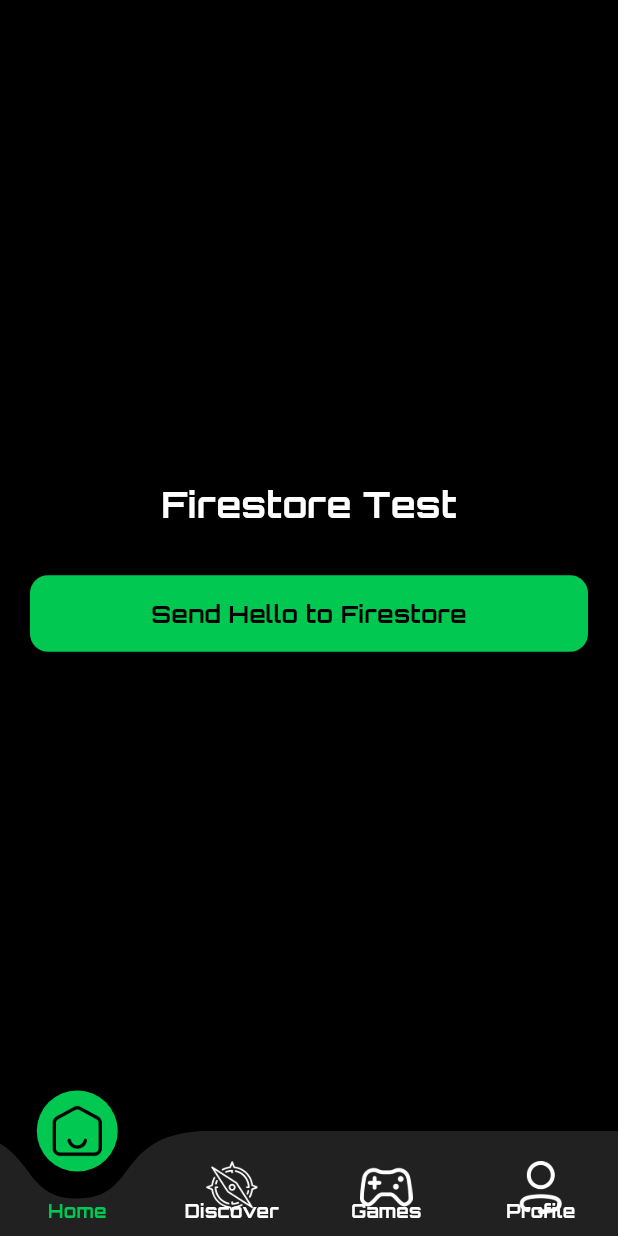
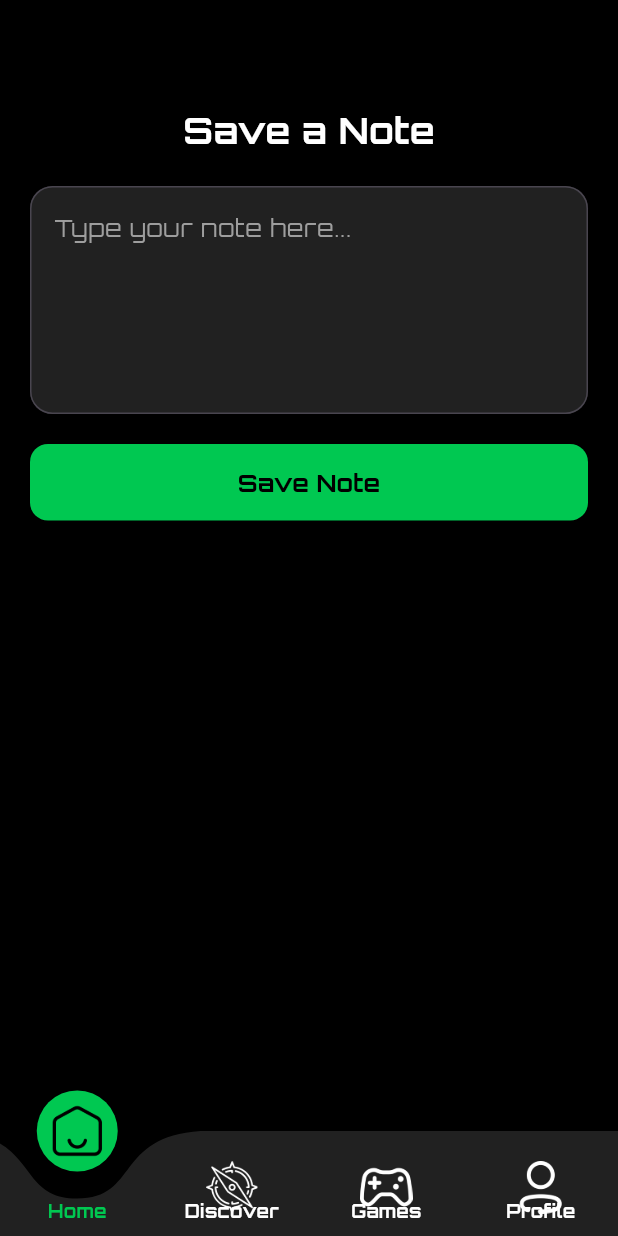
Before and after one commit to reyansh-byte/Gamestash, a Flutter app: the Homepage screen opened directly, on a phone screen of 412 x 824 dp. Run offline on Flutter 3.47's test engine with Material 3 defaults, Android fonts, the light colour scheme and no system bars; drawn by our look-alikes of curved_navigation_bar; our stand-ins replace cloud_firestore, firebase_auth, firebase_core, google_fonts; accounts and stored records are empty.

Commit message:
Firestore_update

```diff
--- a/Gamestash-main/lib/homepage.dart
+++ b/Gamestash-main/lib/homepage.dart
@@ -12,6 +12,7 @@ class Homepage extends StatefulWidget {
 
 class _HomepageState extends State<Homepage> {
   int _currentIndex = 0;
+  final TextEditingController _noteController = TextEditingController();
 
   final List<_NavItemData> _navItems = [
     _NavItemData('assets/home.png', 'Home'),
@@ -23,44 +24,82 @@ class _HomepageState extends State<Homepage> {
   Widget getPage(int index) {
     switch (index) {
       case 0:
-        return _buildTestPage();
+        return _buildHomePage();
+      case 1:
+        return _buildPlaceholderPage('Discover Page');
+      case 2:
+        return _buildPlaceholderPage('Games Page');
+      case 3:
+        return _buildPlaceholderPage('Profile Page');
       default:
-        return _buildTestPage();
+        return _buildHomePage();
     }
   }
 
-  Future<void> _sendHelloToFirestore() async {
+  Widget _buildPlaceholderPage(String title) {
+    return Center(
+      child: Text(
+        title,
+        style: GoogleFonts.orbitron(
+          fontSize: 22,
+          color: Colors.white,
+          fontWeight: FontWeight.bold,
+        ),
+      ),
+    );
+  }
+
+  Future<void> _saveNoteToFirestore() async {
+    final note = _noteController.text.trim();
+    if (note.isEmpty) return;
+
     try {
-      await FirebaseFirestore.instance.collection('test').add({
-        'message': 'Hello Firestore!',
+      await FirebaseFirestore.instance.collection('notes').add({
+        'note': note,
         'timestamp': FieldValue.serverTimestamp(),
       });
-
-      _showDialog('Success', 'Message saved to Firestore.', Colors.greenAccent);
+      _noteController.clear();
+      _showDialog('Success', 'Note saved to Firestore.', Colors.greenAccent);
     } catch (e) {
-      _showDialog('Error', 'Failed to save message: $e', Colors.redAccent);
+      _showDialog('Error', 'Failed to save note: $e', Colors.redAccent);
     }
   }
 
-  Widget _buildTestPage() {
-    return Center(
-      child: Padding(
+  Widget _buildHomePage() {
+    return SingleChildScrollView(
       padding: const EdgeInsets.all(20),
       child: Column(
-          mainAxisAlignment: MainAxisAlignment.center,
         children: [
+          const SizedBox(height: 50),
           Text(
-              'Firestore Test',
+            'Save a Note',
             style: GoogleFonts.orbitron(
+              fontSize: 24,
               color: Colors.white,
-                fontSize: 24,
               fontWeight: FontWeight.bold,
             ),
           ),
-            const SizedBox(height: 30),
+          const SizedBox(height: 20),
+          TextField(
+            controller: _noteController,
+            maxLines: 5,
+            style: const TextStyle(color: Colors.white),
+            decoration: InputDecoration(
+              hintText: 'Type your note here...',
+              hintStyle: const TextStyle(color: Colors.grey),
+              filled: true,
+              fillColor: Colors.grey[900],
+              border: OutlineInputBorder(
+                borderRadius: BorderRadius.circular(15),
+                borderSide: const BorderSide(color: Colors.white),
+              ),
+            ),
+          ),
+          const SizedBox(height: 20),
           SizedBox(
             width: double.infinity,
             child: ElevatedButton(
+              onPressed: _saveNoteToFirestore,
               style: ElevatedButton.styleFrom(
                 backgroundColor: const Color(0xFF00C851),
                 padding: const EdgeInsets.symmetric(vertical: 14),
@@ -68,9 +107,8 @@ class _HomepageState extends State<Homepage> {
                   borderRadius: BorderRadius.circular(12),
                 ),
               ),
-                onPressed: _sendHelloToFirestore,
               child: Text(
-                  'Send Hello to Firestore',
+                'Save Note',
                 style: GoogleFonts.orbitron(
                   color: Colors.black,
                   fontWeight: FontWeight.bold,
@@ -78,9 +116,8 @@ class _HomepageState extends State<Homepage> {
                 ),
               ),
             ),
-            ),
+          )
         ],
-        ),
       ),
     );
   }
@@ -186,6 +223,5 @@ class _HomepageState extends State<Homepage> {
 class _NavItemData {
   final String iconPath;
   final String label;
-
   const _NavItemData(this.iconPath, this.label);
 }
```
Lines whose indentation alone changed are shown as unchanged.
